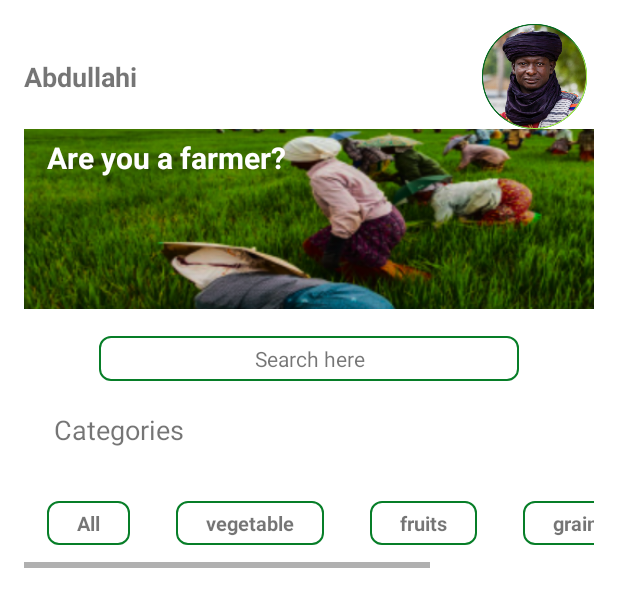
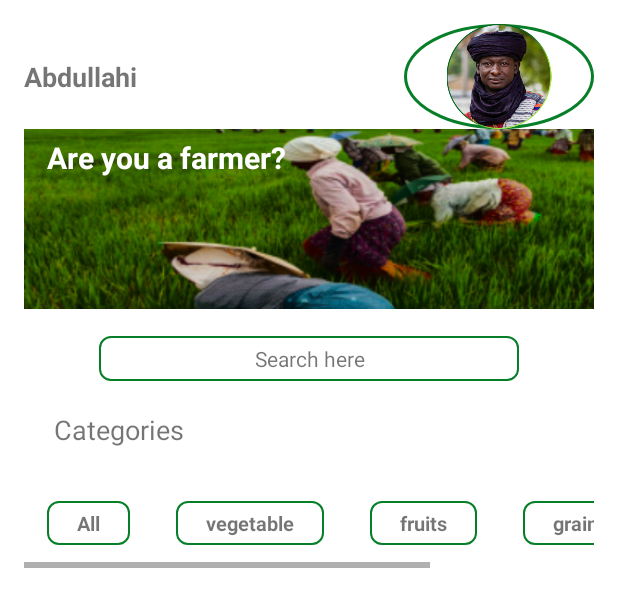
Before and after one commit to amrahsali/farmApp, an Android app: the layout fragment_product.xml on its own in the app's theme, with its tools: preview values and no code run, on a phone screen of 412 x 824 dp. Shown: the top 607 px of the screen. Run offline under Robolectric (Android 15) with nearby library versions, the light colour scheme and no system bars.

Commit message:
fixed fragment issues

```diff
--- a/app/src/main/res/layout/fragment_product.xml
+++ b/app/src/main/res/layout/fragment_product.xml
@@ -10,7 +10,7 @@
     <!-- TODO: Update blank fragment layout -->
     <LinearLayout
         android:layout_width="match_parent"
-        android:layout_height="match_parent"
+        android:layout_height="wrap_content"
         android:orientation="vertical"
         android:padding="8dp">
         <LinearLayout
@@ -19,23 +19,23 @@
             android:orientation="horizontal">
 
             <TextView
-                android:layout_width="wrap_content"
+                android:layout_width="0dp"
+                android:layout_weight="1"
                 android:layout_height="wrap_content"
                 android:layout_gravity="center_vertical"
                 android:text="Abdullahi"
                 android:textSize="18sp"
                 android:textStyle="bold" />
 
-            <View
-                android:layout_width="220dp"
-                android:layout_height="match_parent" />
+            <Space
+                android:layout_width="0dp"
+                android:layout_weight="1"
+                android:layout_height="1dp" />
 
-            <View
-                android:layout_width="10dp"
-                android:layout_height="match_parent" />
 
             <ImageView
-                android:layout_width="70dp"
+                android:layout_width="0dp"
+                android:layout_weight="1"
                 android:layout_height="70dp"
                 android:background="@drawable/circle_bg"
                 android:src="@drawable/man" />
--- a/app/src/main/res/layout/fragment_profile.xml
+++ b/app/src/main/res/layout/fragment_profile.xml
@@ -3,7 +3,7 @@
     xmlns:app="http://schemas.android.com/apk/res-auto"
     xmlns:tools="http://schemas.android.com/tools"
     android:layout_width="match_parent"
-    android:layout_height="match_parent"
+    android:layout_height="wrap_content"
     android:padding="15dp"
     tools:context=".profileFragment">
 
--- a/app/src/main/res/layout/product_cardview.xml
+++ b/app/src/main/res/layout/product_cardview.xml
@@ -1,8 +1,7 @@
 <?xml version="1.0" encoding="utf-8"?>
 <LinearLayout xmlns:android="http://schemas.android.com/apk/res/android"
     android:layout_width="match_parent"
-    android:layout_height="match_parent">
-
+    android:layout_height="wrap_content">
 
 
 <androidx.cardview.widget.CardView
```
Also changed, not shown: app/src/main/java/com/example/farmapp/MyRecyclerViewAdapter.java (+3 -11 lines), app/src/main/res/layout/activity_main.xml (+9 -16 lines), app/src/main/res/layout/test_view.xml (added, +27 -0 lines).
